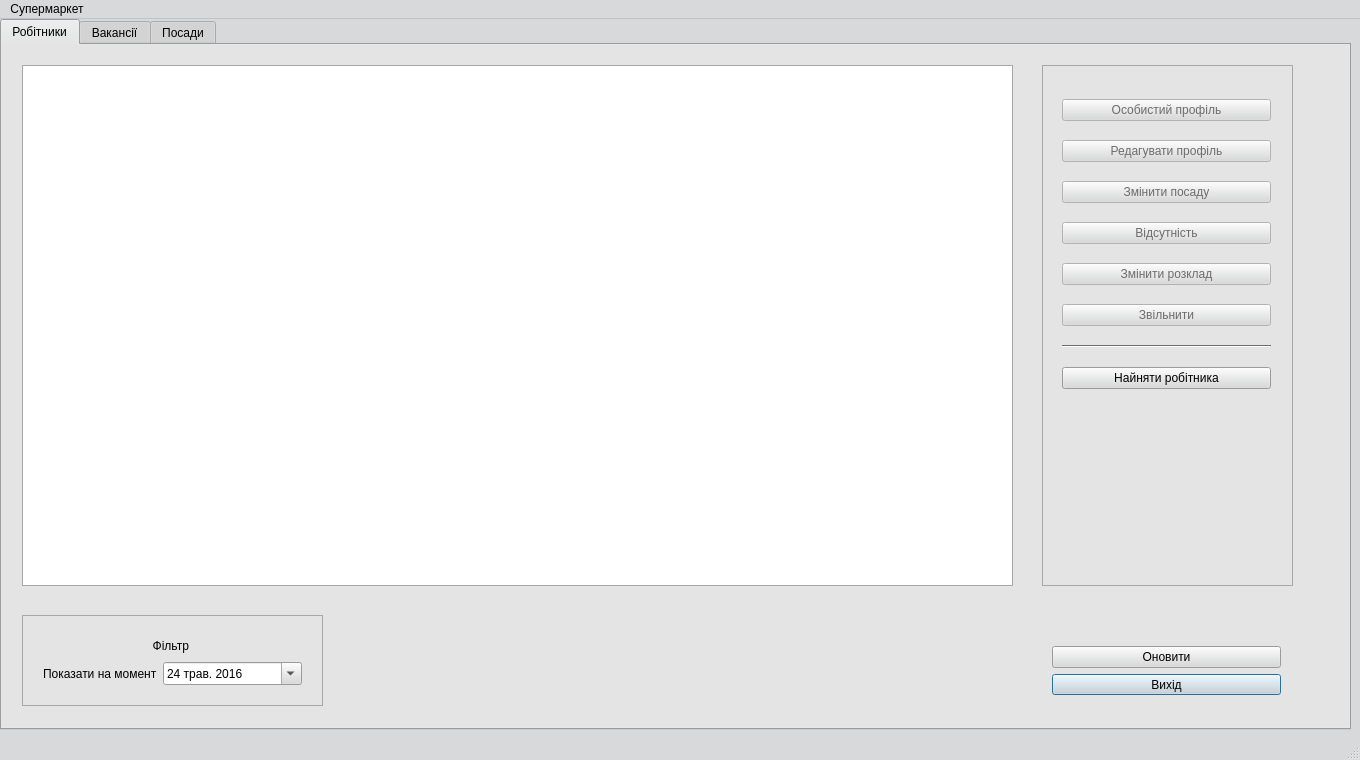
Above: hr_department.ui from landrew31/db_course_work before the change. Below: the same form after it.
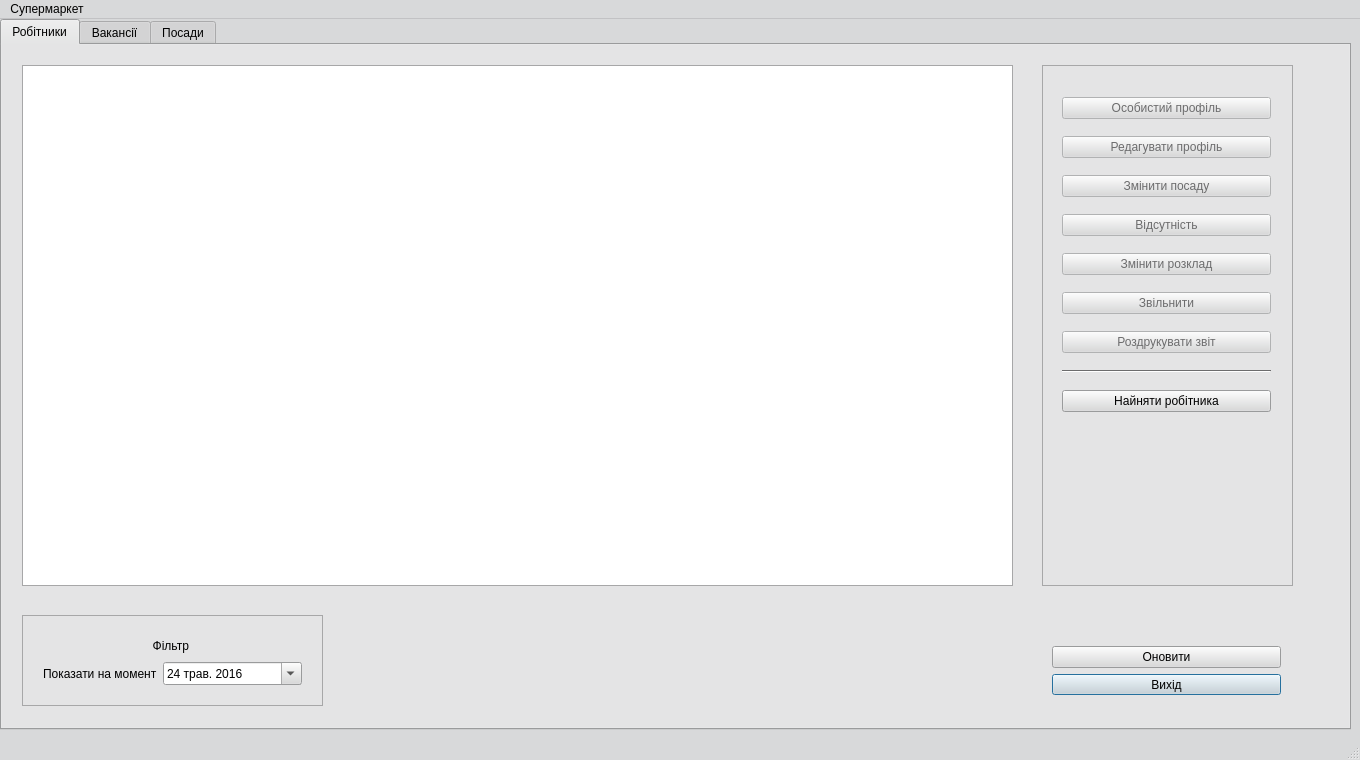
That is the form after the change.

Commit message: printReport method started

```diff
--- a/hr_department.ui
+++ b/hr_department.ui
@@ -530,11 +530,11 @@
          <x>9</x>
          <y>10</y>
          <width>231</width>
-         <height>341</height>
+         <height>361</height>
         </rect>
        </property>
        <layout class="QGridLayout" name="gridLayout_2">
-        <item row="7" column="0">
+        <item row="8" column="0">
          <widget class="Line" name="line">
           <property name="orientation">
            <enum>Qt::Horizontal</enum>
@@ -625,7 +625,7 @@
           </property>
          </widget>
         </item>
-        <item row="8" column="0">
+        <item row="9" column="0">
          <widget class="QPushButton" name="button_addStuff">
           <property name="cursor">
            <cursorShape>PointingHandCursor</cursorShape>
@@ -635,6 +635,19 @@
           </property>
          </widget>
         </item>
+        <item row="7" column="0">
+         <widget class="QPushButton" name="button_printReport">
+          <property name="enabled">
+           <bool>false</bool>
+          </property>
+          <property name="cursor">
+           <cursorShape>PointingHandCursor</cursorShape>
+          </property>
+          <property name="text">
+           <string>Роздрукувати звіт</string>
+          </property>
+         </widget>
+        </item>
        </layout>
       </widget>
      </widget>
```
The commit also changes 2 other files.
